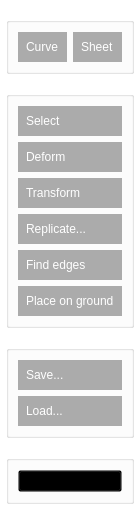
First picture: the form in source/Tools/Sketch/sketch.ui, repository ialhashim/TopoBlender, before the edit.
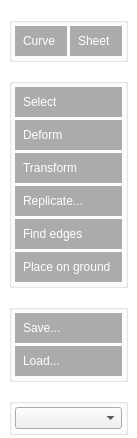
Second picture: the form after the edit.

```diff
--- a/source/Tools/Sketch/sketch.ui
+++ b/source/Tools/Sketch/sketch.ui
@@ -7,14 +7,14 @@
     <x>0</x>
     <y>0</y>
     <width>137</width>
-    <height>473</height>
+    <height>419</height>
    </rect>
   </property>
   <property name="windowTitle">
    <string>Form</string>
   </property>
   <property name="styleSheet">
-   <string notr="true">QWidget { background: transparent }
+   <string notr="true">QWidget#SketchToolsWidget{ background: transparent }
 
 QPushButton { 
 	background:rgb(90,90,90,128);
@@ -25,14 +25,6 @@
 	text-align:left;
 }
 
-QCheckBox { 
-	background:rgb(90,90,90,128);
-	border: 3px solid rgb(90,90,90,0);
-	padding: 5px;
-    color: white;
-	font-size: 12px;
-}
-
 QPushButton:hover{ background:rgb(255,153,0); border-color:rgb(255,153,0); }
 QPushButton:pressed{ background:rgb(255,153,0); border-color:#FFB444; top:2px; }
 QPushButton:checked{ background:rgb(255,153,0); border-color:#FFFFFF; top:2px; }
@@ -41,19 +33,19 @@
   </property>
   <layout class="QGridLayout" name="gridLayout">
    <property name="leftMargin">
-    <number>6</number>
+    <number>9</number>
    </property>
    <property name="topMargin">
     <number>3</number>
    </property>
    <property name="rightMargin">
-    <number>6</number>
+    <number>9</number>
    </property>
    <property name="bottomMargin">
     <number>3</number>
    </property>
    <property name="spacing">
-    <number>3</number>
+    <number>2</number>
    </property>
    <item row="0" column="0">
     <widget class="QGroupBox" name="sketchBox">
@@ -64,6 +56,21 @@
       <bool>true</bool>
      </property>
      <layout class="QGridLayout" name="gridLayout_2">
+      <property name="leftMargin">
+       <number>3</number>
+      </property>
+      <property name="topMargin">
+       <number>3</number>
+      </property>
+      <property name="rightMargin">
+       <number>3</number>
+      </property>
+      <property name="bottomMargin">
+       <number>3</number>
+      </property>
+      <property name="spacing">
+       <number>3</number>
+      </property>
       <item row="0" column="0">
        <widget class="QPushButton" name="curveButton">
         <property name="text">
@@ -90,6 +97,21 @@
       <bool>true</bool>
      </property>
      <layout class="QGridLayout" name="gridLayout_4">
+      <property name="leftMargin">
+       <number>3</number>
+      </property>
+      <property name="topMargin">
+       <number>3</number>
+      </property>
+      <property name="rightMargin">
+       <number>3</number>
+      </property>
+      <property name="bottomMargin">
+       <number>3</number>
+      </property>
+      <property name="spacing">
+       <number>3</number>
+      </property>
       <item row="0" column="0">
        <widget class="QComboBox" name="comboBox"/>
       </item>
@@ -105,6 +127,21 @@
       <bool>true</bool>
      </property>
      <layout class="QGridLayout" name="gridLayout_3">
+      <property name="leftMargin">
+       <number>3</number>
+      </property>
+      <property name="topMargin">
+       <number>3</number>
+      </property>
+      <property name="rightMargin">
+       <number>3</number>
+      </property>
+      <property name="bottomMargin">
+       <number>3</number>
+      </property>
+      <property name="spacing">
+       <number>3</number>
+      </property>
       <item row="6" column="0">
        <widget class="QPushButton" name="placeGroundButton">
         <property name="text">
@@ -165,6 +202,21 @@
       <bool>true</bool>
      </property>
      <layout class="QGridLayout" name="gridLayout_5">
+      <property name="leftMargin">
+       <number>3</number>
+      </property>
+      <property name="topMargin">
+       <number>3</number>
+      </property>
+      <property name="rightMargin">
+       <number>3</number>
+      </property>
+      <property name="bottomMargin">
+       <number>3</number>
+      </property>
+      <property name="spacing">
+       <number>3</number>
+      </property>
       <item row="0" column="0">
        <widget class="QPushButton" name="saveButton">
         <property name="text">
```
